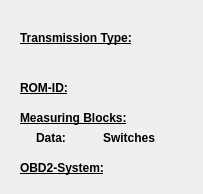
The window that ui/CUinfo_Transmission.ui (Comer352L/FreeSSM) describes before a commit, drawn with Qt 5.
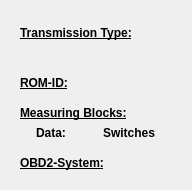
The same window after the commit.

Commit message: Control Unit Dialogs: improve vertical resize-behavior of the "information"-groupbox

Diff of the .ui file:
```diff
--- a/ui/CUinfo_Transmission.ui
+++ b/ui/CUinfo_Transmission.ui
@@ -6,8 +6,8 @@
    <rect>
     <x>0</x>
     <y>0</y>
-    <width>203</width>
-    <height>194</height>
+    <width>192</width>
+    <height>190</height>
    </rect>
   </property>
   <property name="sizePolicy">
@@ -16,6 +16,12 @@
     <verstretch>0</verstretch>
    </sizepolicy>
   </property>
+  <property name="minimumSize">
+   <size>
+    <width>192</width>
+    <height>190</height>
+   </size>
+  </property>
   <property name="font">
    <font>
     <family>Liberation Sans</family>
@@ -31,7 +37,7 @@
    <property name="geometry">
     <rect>
      <x>20</x>
-     <y>30</y>
+     <y>25</y>
      <width>150</width>
      <height>16</height>
     </rect>
@@ -52,7 +58,7 @@
    <property name="geometry">
     <rect>
      <x>36</x>
-     <y>50</y>
+     <y>45</y>
      <width>141</width>
      <height>16</height>
     </rect>
@@ -109,7 +115,7 @@
    <property name="geometry">
     <rect>
      <x>20</x>
-     <y>80</y>
+     <y>75</y>
      <width>61</width>
      <height>16</height>
     </rect>
@@ -130,7 +136,7 @@
    <property name="geometry">
     <rect>
      <x>80</x>
-     <y>80</y>
+     <y>75</y>
      <width>91</width>
      <height>16</height>
     </rect>
@@ -190,7 +196,7 @@
    <property name="geometry">
     <rect>
      <x>20</x>
-     <y>110</y>
+     <y>105</y>
      <width>150</width>
      <height>16</height>
     </rect>
@@ -211,7 +217,7 @@
    <property name="geometry">
     <rect>
      <x>36</x>
-     <y>130</y>
+     <y>125</y>
      <width>35</width>
      <height>16</height>
     </rect>
@@ -231,7 +237,7 @@
    <property name="geometry">
     <rect>
      <x>103</x>
-     <y>130</y>
+     <y>125</y>
      <width>53</width>
      <height>16</height>
     </rect>
@@ -250,9 +256,9 @@
   <widget class="QLabel" name="nrofdatambs_label">
    <property name="geometry">
     <rect>
-     <x>76</x>
-     <y>130</y>
-     <width>21</width>
+     <x>77</x>
+     <y>125</y>
+     <width>20</width>
      <height>16</height>
     </rect>
    </property>
@@ -308,9 +314,9 @@
    <property name="geometry">
     <rect>
      <x>164</x>
-     <y>130</y>
+     <y>125</y>
      <width>20</width>
-     <height>20</height>
+     <height>16</height>
     </rect>
    </property>
    <property name="palette">
@@ -365,7 +371,7 @@
    <property name="geometry">
     <rect>
      <x>20</x>
-     <y>160</y>
+     <y>155</y>
      <width>125</width>
      <height>16</height>
     </rect>
@@ -386,7 +392,7 @@
    <property name="geometry">
     <rect>
      <x>157</x>
-     <y>158</y>
+     <y>153</y>
      <width>18</width>
      <height>18</height>
     </rect>
```
The commit also changes 3 other files.
